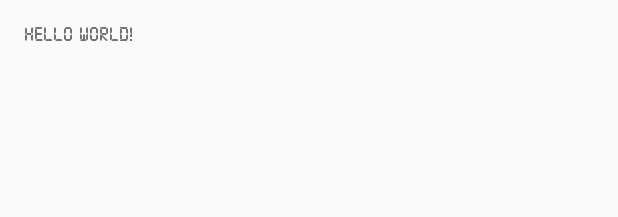
After one commit to rewin0087/battery-manager, an Android app: the layout activity_connect_charger.xml on its own in the app's theme, with its tools: preview values and no code run, on a phone screen of 412 x 824 dp. The commit adds this screen. Shown: the top 217 px of the screen. Run offline under Robolectric (Android 15) with nearby library versions, the phone set to English and light mode, and no system bars.

Commit message:
added connect charger activity and application class

```diff
--- a/app/src/main/java/com/battery_monitor/android/batterymonitor/activities/FullChargedActivity.java
+++ b/app/src/main/java/com/battery_monitor/android/batterymonitor/activities/FullChargedActivity.java
@@ -10,7 +10,6 @@ import android.widget.TextView;
 
 import com.battery_monitor.android.batterymonitor.R;
 import com.battery_monitor.android.batterymonitor.utilities.ApplicationWindow;
-import com.battery_monitor.android.batterymonitor.utilities.FontFace;
 import com.battery_monitor.android.batterymonitor.utilities.Session;
 
 public class FullChargedActivity extends ActionBarActivity {
@@ -26,7 +25,6 @@ public class FullChargedActivity extends ActionBarActivity {
     @Override
     protected void onCreate(Bundle savedInstanceState) {
         ApplicationWindow.wakePhone(this);
-        FontFace.setAppFontToLed(this);
         super.onCreate(savedInstanceState);
         setContentView(R.layout.activity_full_charged);
 
--- a/app/src/main/java/com/battery_monitor/android/batterymonitor/activities/MainActivity.java
+++ b/app/src/main/java/com/battery_monitor/android/batterymonitor/activities/MainActivity.java
@@ -12,7 +12,6 @@ import android.view.MenuItem;
 import com.battery_monitor.android.batterymonitor.R;
 import com.battery_monitor.android.batterymonitor.adapters.SectionsPagerAdapter;
 import com.battery_monitor.android.batterymonitor.utilities.Battery;
-import com.battery_monitor.android.batterymonitor.utilities.FontFace;
 
 
 public class MainActivity extends ActionBarActivity implements ActionBar.TabListener {
@@ -35,8 +34,6 @@ public class MainActivity extends ActionBarActivity implements ActionBar.TabList
     @Override
     protected void onCreate(Bundle savedInstanceState) {
         super.onCreate(savedInstanceState);
-        Battery.getInstance(this).setAppTheme();
-        FontFace.setAppFontToLed(this);
         setContentView(R.layout.activity_main);
         // Set up the action bar.
         final ActionBar actionBar = getSupportActionBar();
--- /dev/null
+++ b/app/src/main/res/layout/activity_connect_charger.xml
@@ -0,0 +1,12 @@
+<RelativeLayout xmlns:android="http://schemas.android.com/apk/res/android"
+    xmlns:tools="http://schemas.android.com/tools" android:layout_width="match_parent"
+    android:layout_height="match_parent" android:paddingLeft="@dimen/activity_horizontal_margin"
+    android:paddingRight="@dimen/activity_horizontal_margin"
+    android:paddingTop="@dimen/activity_vertical_margin"
+    android:paddingBottom="@dimen/activity_vertical_margin"
+    tools:context="com.battery_monitor.android.batterymonitor.activities.ConnectChargerActivity">
+
+    <TextView android:text="@string/hello_world" android:layout_width="wrap_content"
+        android:layout_height="wrap_content" />
+
+</RelativeLayout>
--- a/app/src/main/res/values/strings.xml
+++ b/app/src/main/res/values/strings.xml
@@ -9,5 +9,6 @@
     <string name="title_activity_full_charged">Battery Full Charged</string>
     <string name="hello_world">Hello world!</string>
     <string name="title_activity_charging">Battery Charging</string>
+    <string name="title_activity_connect_charger">ConnectChargerActivity</string>
 
 </resources>
```
Also changed, not shown: app/src/main/AndroidManifest.xml (+8 -6 lines), app/src/main/java/com/battery_monitor/android/batterymonitor/BatteryMonitorApplication.java (added, +29 -0 lines), app/src/main/java/com/battery_monitor/android/batterymonitor/activities/ConnectChargerActivity.java (added, +40 -0 lines), app/src/main/res/menu/menu_connect_charger.xml (added, +7 -0 lines).
